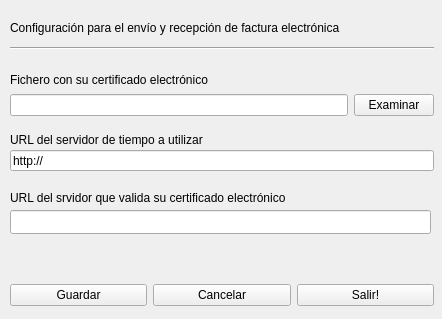
eboladev/Bulmages-1, file bulmages/bulmafact/src/efacturabf/efacturabase.ui: the form before one commit.
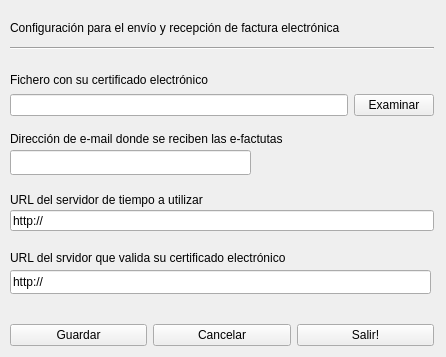
The form after the commit.

Commit message: Creadas pantallas de envio y de recepcion de efacturas. Modificada pantalla de configuracion (anyadido parametro email)

The edit to the form file:
```diff
--- a/bulmages/bulmafact/src/efacturabf/efacturabase.ui
+++ b/bulmages/bulmafact/src/efacturabf/efacturabase.ui
@@ -8,18 +8,18 @@
    <rect>
     <x>0</x>
     <y>0</y>
-    <width>442</width>
-    <height>319</height>
+    <width>446</width>
+    <height>357</height>
    </rect>
   </property>
   <property name="windowTitle" >
    <string>Configuración Factura Electrónica</string>
   </property>
-  <widget class="QWidget" name="" >
+  <widget class="QWidget" name="layoutWidget" >
    <property name="geometry" >
     <rect>
      <x>10</x>
-     <y>280</y>
+     <y>320</y>
      <width>424</width>
      <height>30</height>
     </rect>
@@ -80,7 +80,7 @@
     <enum>Qt::Horizontal</enum>
    </property>
   </widget>
-  <widget class="QWidget" name="" >
+  <widget class="QWidget" name="layoutWidget" >
    <property name="geometry" >
     <rect>
      <x>10</x>
@@ -108,37 +108,11 @@
     </item>
    </layout>
   </widget>
-  <widget class="QLabel" name="labelServidorTiempo" >
-   <property name="geometry" >
-    <rect>
-     <x>10</x>
-     <y>130</y>
-     <width>424</width>
-     <height>20</height>
-    </rect>
-   </property>
-   <property name="text" >
-    <string>URL del servidor de tiempo a utilizar</string>
-   </property>
-  </widget>
-  <widget class="QLabel" name="encabezado" >
-   <property name="geometry" >
-    <rect>
-     <x>10</x>
-     <y>20</y>
-     <width>424</width>
-     <height>16</height>
-    </rect>
-   </property>
-   <property name="text" >
-    <string>Configuración para el envío y recepción de factura electrónica</string>
-   </property>
-  </widget>
   <widget class="QLabel" name="labelServidorValidaCert" >
    <property name="geometry" >
     <rect>
      <x>10</x>
-     <y>190</y>
+     <y>250</y>
      <width>411</width>
      <height>16</height>
     </rect>
@@ -151,7 +125,7 @@
    <property name="geometry" >
     <rect>
      <x>10</x>
-     <y>150</y>
+     <y>210</y>
      <width>424</width>
      <height>21</height>
     </rect>
@@ -164,10 +138,62 @@
    <property name="geometry" >
     <rect>
      <x>10</x>
-     <y>210</y>
+     <y>270</y>
      <width>421</width>
      <height>24</height>
     </rect>
+   </property>
+   <property name="text" >
+    <string>http://</string>
+   </property>
+  </widget>
+  <widget class="QLabel" name="labelEncabezado" >
+   <property name="geometry" >
+    <rect>
+     <x>10</x>
+     <y>20</y>
+     <width>424</width>
+     <height>16</height>
+    </rect>
+   </property>
+   <property name="text" >
+    <string>Configuración para el envío y recepción de factura electrónica</string>
+   </property>
+  </widget>
+  <widget class="QLabel" name="labelServidorTiempo" >
+   <property name="geometry" >
+    <rect>
+     <x>10</x>
+     <y>190</y>
+     <width>424</width>
+     <height>20</height>
+    </rect>
+   </property>
+   <property name="text" >
+    <string>URL del servidor de tiempo a utilizar</string>
+   </property>
+  </widget>
+  <widget class="QLineEdit" name="mui_email" >
+   <property name="geometry" >
+    <rect>
+     <x>10</x>
+     <y>150</y>
+     <width>241</width>
+     <height>25</height>
+    </rect>
+   </property>
+  </widget>
+  <widget class="QLabel" name="label" >
+   <property name="geometry" >
+    <rect>
+     <x>10</x>
+     <y>130</y>
+     <width>421</width>
+     <height>17</height>
+    </rect>
+   </property>
+   <property name="text" >
+    <string>Dirección de e-mail donde se reciben las e-factutas</string>
    </property>
   </widget>
  </widget>
```
The commit also changes 9 other files.
